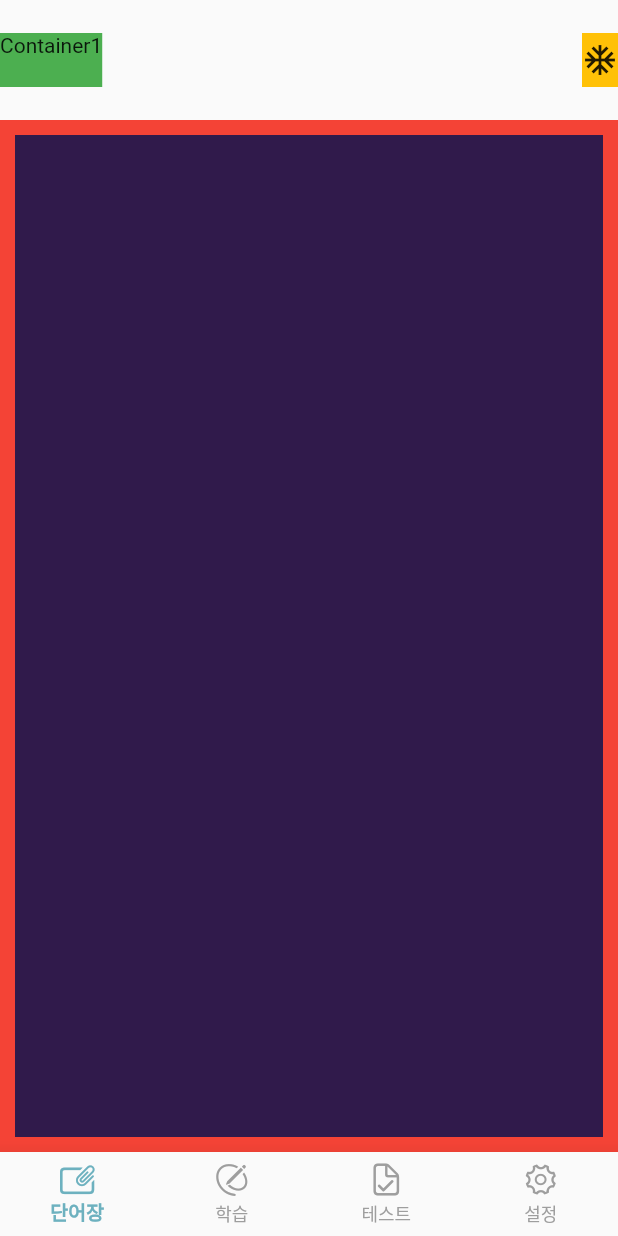
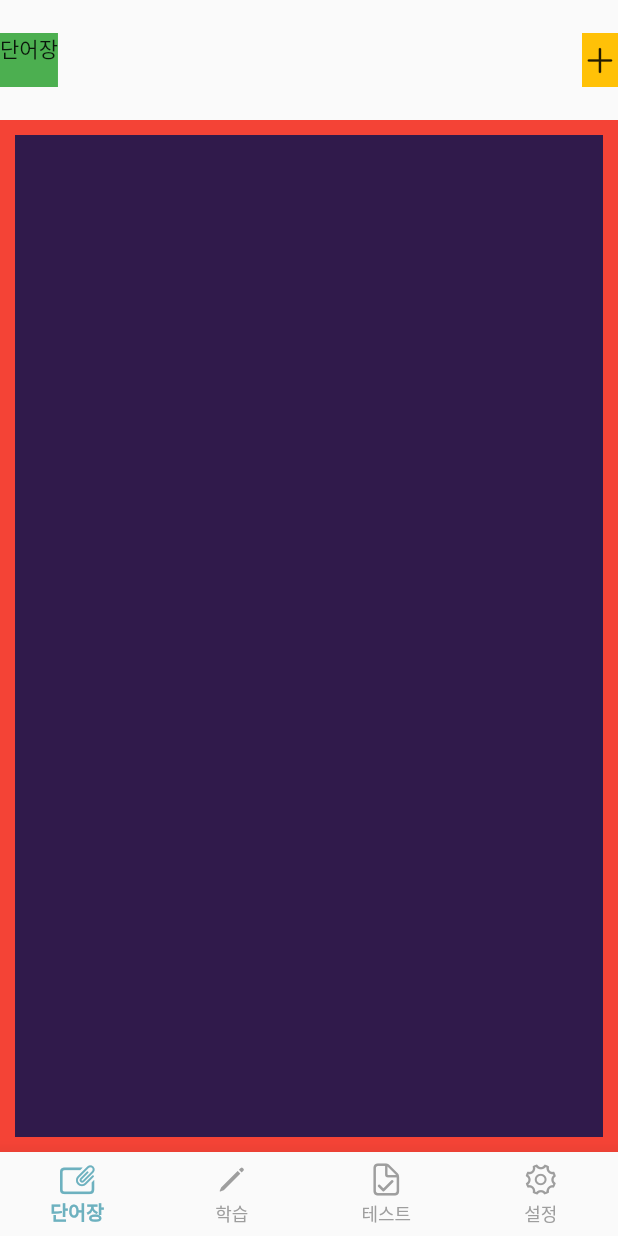
Before and after one commit to almeng-E/arabic_korean_memo, a Flutter app: the screen it shows after launch, on a phone screen of 412 x 824 dp. Run offline on Flutter 3.47's test engine with Material 2 defaults, Android fonts, the phone set to English and light mode, and no system bars.

```diff
--- a/lib/pages/main_page_format.dart
+++ b/lib/pages/main_page_format.dart
@@ -43,7 +43,7 @@ class _HomeBottomWidgetState extends State<HomeBottomWidget> {
             label: '단어장',
           ),
           BottomNavigationBarItem(
-            icon: Icon(CupertinoIcons.pencil_outline),
+            icon: Icon(CupertinoIcons.pencil),
             label: '학습',
           ),
           BottomNavigationBarItem(
@@ -69,7 +69,7 @@ class _HomeBottomWidgetState extends State<HomeBottomWidget> {
       ),
 
       //List item index로 Body 변경
-      body: Center(
+      body: SafeArea(
         child: bodyPages[_currentIndex],
       ),
     );
--- a/lib/pages/main_page_words.dart
+++ b/lib/pages/main_page_words.dart
@@ -1,3 +1,4 @@
+import 'package:flutter/cupertino.dart';
 import 'package:flutter/material.dart';
 import 'package:arabic_korean_memo/themes/colors.dart';
 
@@ -15,7 +16,10 @@ class _MainPageWordsState extends State<MainPageWords> {
       child: Column(
         children: [
           // 상단 앱 바
-          SafeArea(
+          Row(
+            children: [
+              Flexible(
+                fit: FlexFit.tight,
                 child: SizedBox(
                   height: 80,
                   child: Column(
@@ -33,12 +37,12 @@ class _MainPageWordsState extends State<MainPageWords> {
                             Container(
                               color: Colors.green,
                               child: const Text(
-                            'Container1',
+                                '단어장',
                               ),
                             ),
                             Container(
                               color: Colors.amber,
-                          child: const Icon(Icons.ac_unit_outlined),
+                              child: const Icon(CupertinoIcons.add),
                             )
                           ],
                         ),
@@ -50,6 +54,8 @@ class _MainPageWordsState extends State<MainPageWords> {
                     ],
                   ),
                 ),
+              ),
+            ],
           ),
 
           // Expanded로 flex 추가, 빈 공간 꽉 채움
```
Lines whose indentation alone changed are shown as unchanged.
